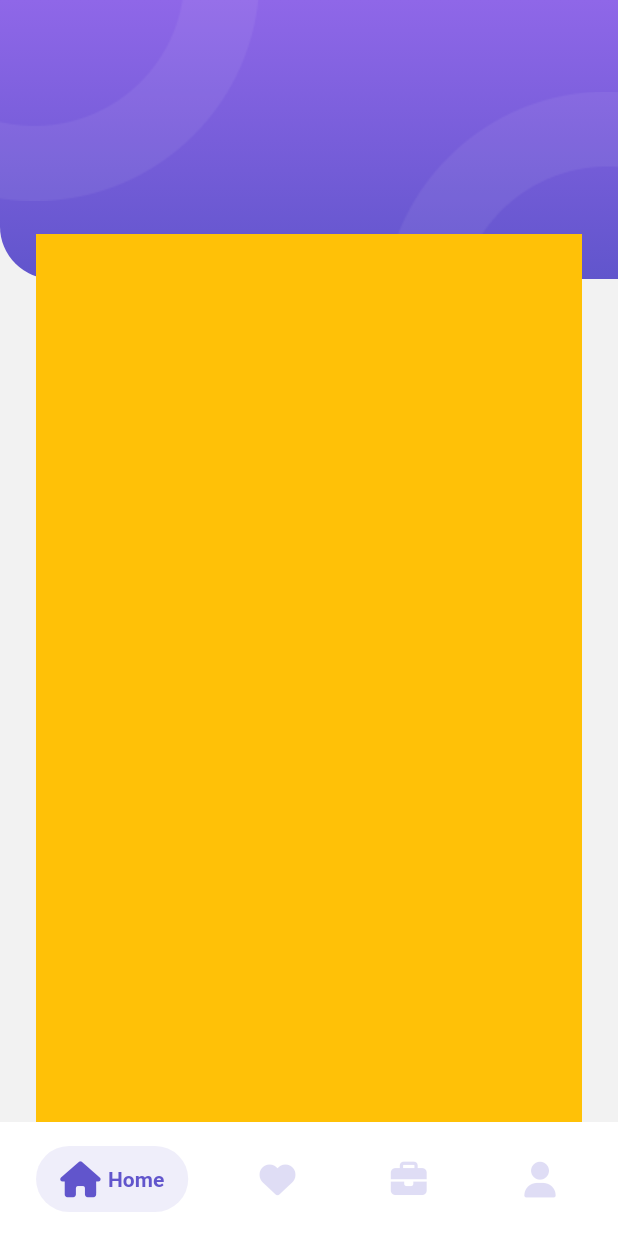
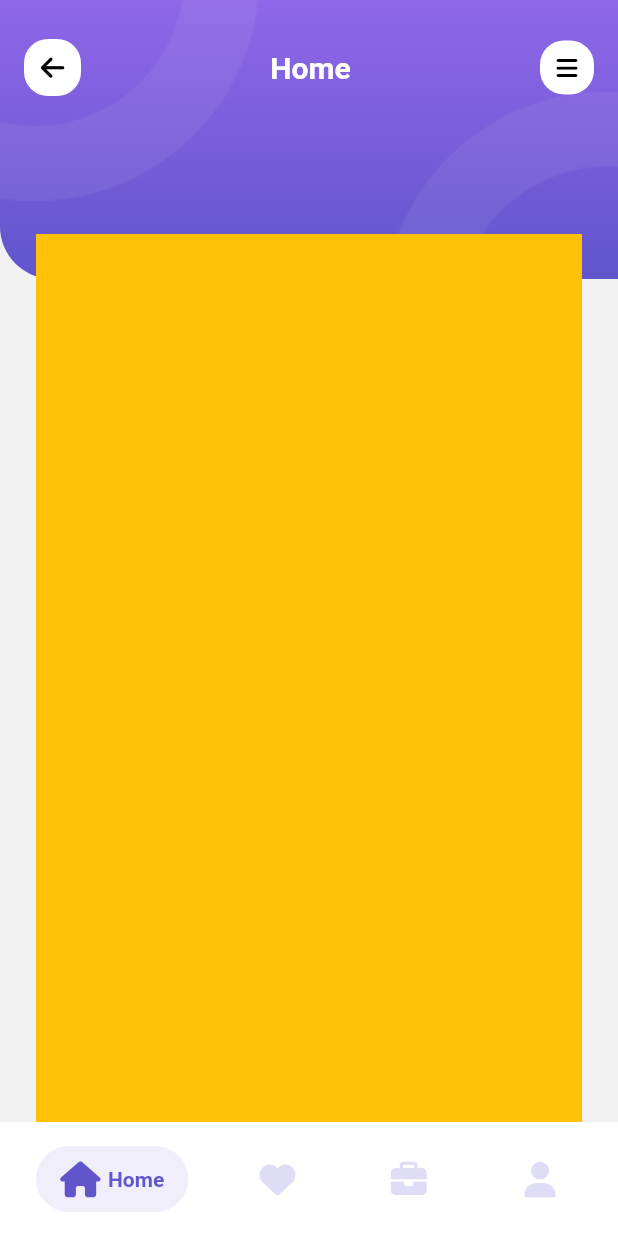
Before and after one commit to bhtri/flutter-travel-app, a Flutter app: the MainApp screen opened by its route, on a phone screen of 412 x 824 dp. Run offline on Flutter 3.47's test engine with Material 2 defaults, Android fonts, the phone set to English and light mode, and no system bars; drawn by our look-alikes of salomon_bottom_bar; our stand-ins replace font_awesome_flutter, hive, smooth_page_indicator; accounts and stored records are empty.

Commit message:
✅ #10 Create Custom AppBar - Part 2

```diff
--- a/lib/representation/screen/home_screen.dart
+++ b/lib/representation/screen/home_screen.dart
@@ -12,6 +12,9 @@ class _HoneScreenState extends State<HoneScreen> {
   @override
   Widget build(BuildContext context) {
     return AppBarContainer(
+      titleString: 'Home',
+      implementLeading: true,
+      implementTraling: true,
       child: Container(
         color: Colors.amber,
       ),
--- a/lib/representation/widget/app_bar_container.dart
+++ b/lib/representation/widget/app_bar_container.dart
@@ -1,13 +1,25 @@
 import 'package:flutter/material.dart';
+import 'package:font_awesome_flutter/font_awesome_flutter.dart';
 import 'package:travel_app/core/constants/color_palette.dart';
 import 'package:travel_app/core/constants/dimension_constants.dart';
 import 'package:travel_app/core/helpers/asset_helper.dart';
 import 'package:travel_app/core/helpers/image_helper.dart';
 
 class AppBarContainer extends StatelessWidget {
-  const AppBarContainer({super.key, this.child});
+  const AppBarContainer({
+    super.key,
+    required this.child,
+    this.title,
+    this.implementLeading = false,
+    this.implementTraling = false,
+    this.titleString,
+  });
 
-  final Widget? child;
+  final Widget child;
+  final Widget? title;
+  final String? titleString;
+  final bool implementLeading;
+  final bool implementTraling;
 
   @override
   Widget build(BuildContext context) {
@@ -22,6 +34,56 @@ class AppBarContainer extends StatelessWidget {
               elevation: 0,
               toolbarHeight: 90,
               backgroundColor: ColorPalette.backgroundScaffoldColor,
+              title: title ??
+                  Row(
+                    children: [
+                      if (implementLeading)
+                        Container(
+                          decoration: const BoxDecoration(
+                            borderRadius: BorderRadius.all(
+                              Radius.circular(
+                                kDefaultPadding,
+                              ),
+                            ),
+                            color: Colors.white,
+                          ),
+                          padding: const EdgeInsets.all(kItemPadding),
+                          child: const Icon(
+                            FontAwesomeIcons.arrowLeft,
+                            color: Colors.black,
+                            size: kDefaultIconSize,
+                          ),
+                        ),
+                      Expanded(
+                        child: Center(
+                          child: Column(
+                            children: [
+                              Text(
+                                titleString ?? '',
+                                style: const TextStyle(
+                                  fontWeight: FontWeight.bold,
+                                  fontSize: 20,
+                                ),
+                              ),
+                            ],
+                          ),
+                        ),
+                      ),
+                      if (implementTraling)
+                        Container(
+                          decoration: BoxDecoration(
+                            borderRadius: BorderRadius.circular(kDefaultPadding),
+                            color: Colors.white,
+                          ),
+                          padding: const EdgeInsets.all(kItemPadding),
+                          child: const Icon(
+                            FontAwesomeIcons.bars,
+                            size: kDefaultPadding,
+                            color: Colors.black,
+                          ),
+                        ),
+                    ],
+                  ),
               flexibleSpace: Stack(
                 children: [
                   Container(
```
